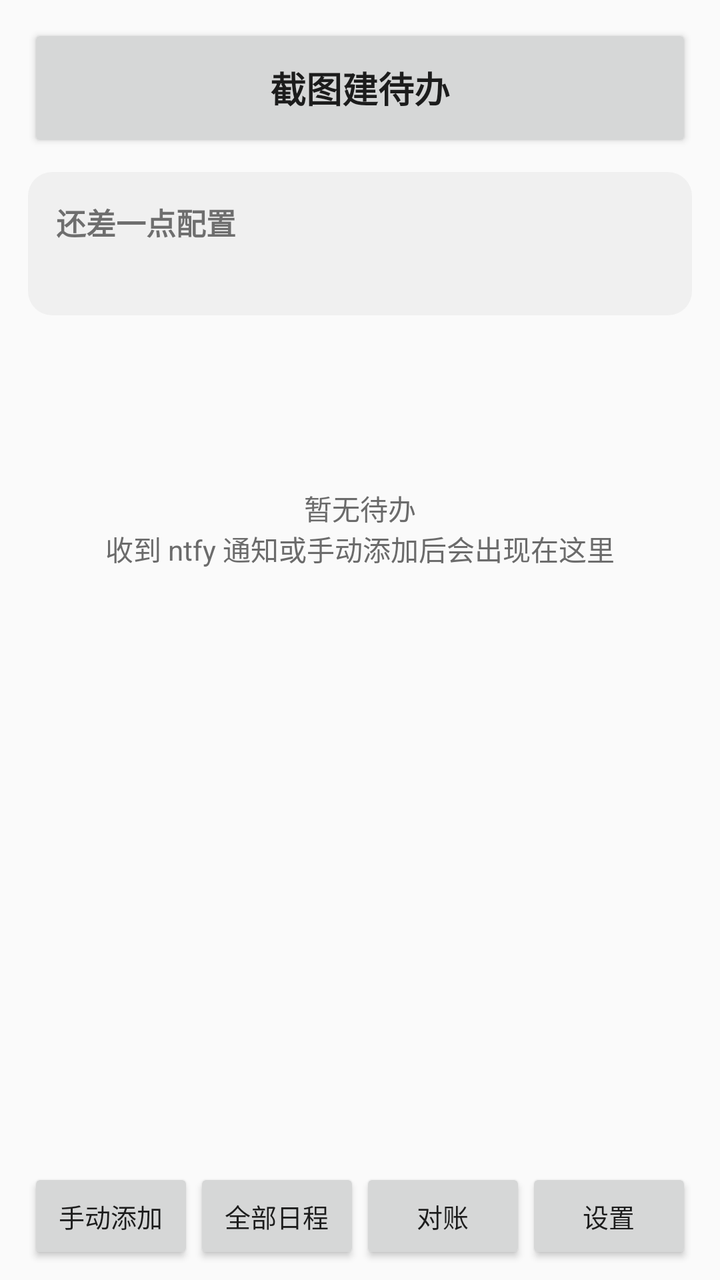
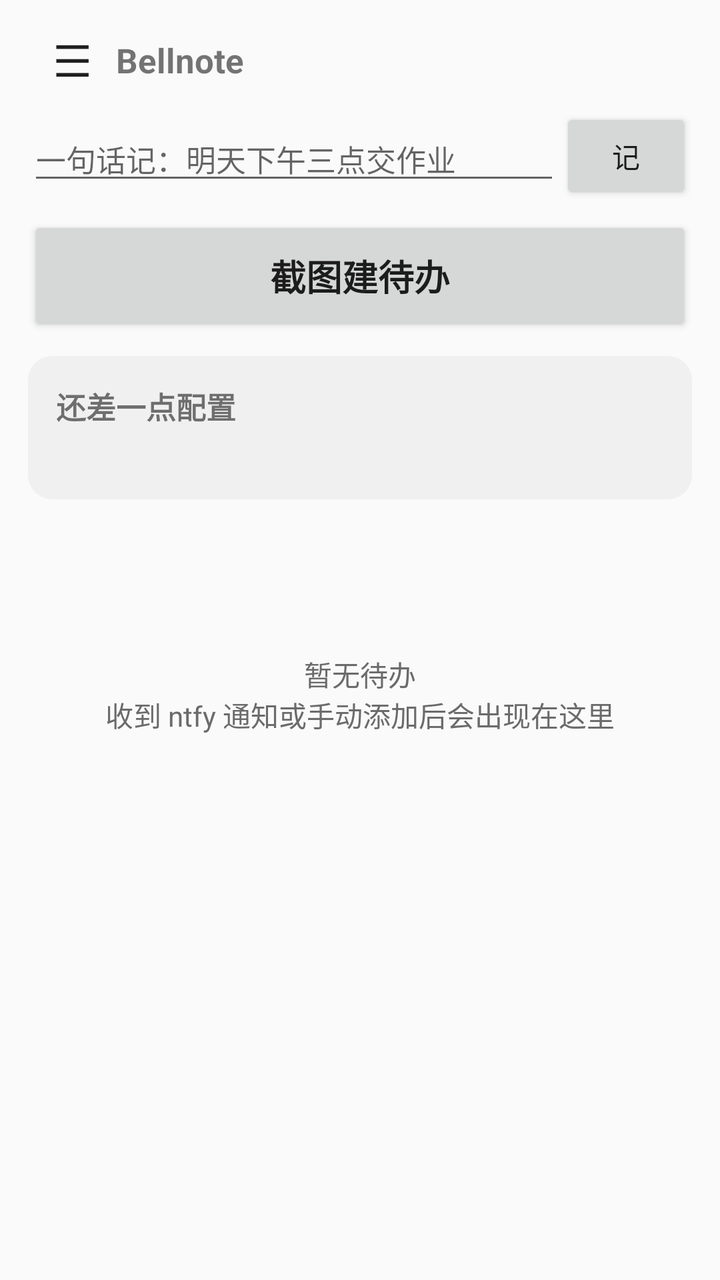

Before-and-after screenshots of an Android layout around one commit, followed by the original layout XML and the change that was made.
<!-- AndroidManifest.xml: application theme Theme.NtfyCalendar -->
<!-- res/layout/activity_main.xml -->
<?xml version="1.0" encoding="utf-8"?>
<LinearLayout xmlns:android="http://schemas.android.com/apk/res/android"
    android:layout_width="match_parent"
    android:layout_height="match_parent"
    android:orientation="vertical"
    android:paddingLeft="14dp"
    android:paddingRight="14dp"
    android:paddingTop="12dp">

    <Button
        android:id="@+id/btnShotBig"
        android:layout_width="match_parent"
        android:layout_height="64dp"
        android:layout_marginBottom="10dp"
        android:textSize="18sp"
        android:textStyle="bold"
        android:text="@string/btn_shot_big" />

    <LinearLayout
        android:id="@+id/statusCard"
        android:layout_width="match_parent"
        android:layout_height="wrap_content"
        android:background="@drawable/bg_card"
        android:clickable="true"
        android:focusable="true"
        android:orientation="vertical"
        android:padding="14dp">

        <TextView
            android:id="@+id/statusTitle"
            android:layout_width="match_parent"
            android:layout_height="wrap_content"
            android:textSize="15sp"
            android:textStyle="bold"
            android:text="@string/main_status_need" />

        <TextView
            android:id="@+id/statusDetail"
            android:layout_width="match_parent"
            android:layout_height="wrap_content"
            android:layout_marginTop="4dp"
            android:textSize="13sp"
            android:textColor="@color/text_secondary" />
    </LinearLayout>

    <TextView
        android:id="@+id/emptyView"
        android:layout_width="match_parent"
        android:layout_height="0dp"
        android:layout_weight="1"
        android:gravity="center"
        android:textSize="14sp"
        android:textColor="@color/text_secondary"
        android:text="@string/main_empty" />

    <androidx.recyclerview.widget.RecyclerView
        android:id="@+id/recycler"
        android:layout_width="match_parent"
        android:layout_height="0dp"
        android:layout_weight="1"
        android:clipToPadding="false"
        android:paddingTop="8dp"
        android:paddingBottom="8dp" />

    <LinearLayout
        android:layout_width="match_parent"
        android:layout_height="wrap_content"
        android:orientation="horizontal"
        android:paddingBottom="8dp">

        <Button
            android:id="@+id/btnAdd"
            android:layout_width="0dp"
            android:layout_height="wrap_content"
            android:layout_weight="1"
            android:minWidth="0dp"
            android:paddingLeft="2dp"
            android:paddingRight="2dp"
            android:textSize="13sp"
            android:text="@string/btn_add_manual" />

        <Button
            android:id="@+id/btnAllEvents"
            android:layout_width="0dp"
            android:layout_height="wrap_content"
            android:layout_weight="1"
            android:minWidth="0dp"
            android:paddingLeft="2dp"
            android:paddingRight="2dp"
            android:textSize="13sp"
            android:text="@string/btn_all_events" />

        <Button
            android:id="@+id/btnReconcile"
            android:layout_width="0dp"
            android:layout_height="wrap_content"
            android:layout_weight="1"
            android:minWidth="0dp"
            android:paddingLeft="2dp"
            android:paddingRight="2dp"
            android:textSize="13sp"
            android:text="@string/btn_reconcile" />

        <Button
            android:id="@+id/btnSettings"
            android:layout_width="0dp"
            android:layout_height="wrap_content"
            android:layout_weight="1"
            android:minWidth="0dp"
            android:paddingLeft="2dp"
            android:paddingRight="2dp"
            android:textSize="13sp"
            android:text="@string/btn_settings" />
    </LinearLayout>
</LinearLayout>
<!-- resources referenced by this layout -->
<resources>
  <color name="text_secondary">#FF6B6B6B</color>
  <!-- drawable bg_card (drawable) -->
  <?xml version="1.0" encoding="utf-8"?>
  <shape xmlns:android="http://schemas.android.com/apk/res/android"
      android:shape="rectangle">
      <solid android:color="@color/card_bg" />
      <corners android:radius="12dp" />
  </shape>
  <string name="btn_add_manual">手动添加</string>
  <string name="btn_all_events">全部日程</string>
  <string name="btn_reconcile">对账</string>
  <string name="btn_settings">设置</string>
  <string name="btn_shot_big">截图建待办</string>
  <string name="main_empty">暂无待办\n收到 ntfy 通知或手动添加后会出现在这里</string>
  <string name="main_status_need">还差一点配置</string>
  <style name="Theme.NtfyCalendar" parent="Theme.AppCompat.DayNight.DarkActionBar">
          <item name="colorPrimary">@color/primary</item>
          <item name="colorPrimaryDark">@color/primary_dark</item>
          <item name="colorAccent">@color/accent</item>
          <item name="android:windowBackground">?android:attr/colorBackground</item>
      </style>
  <color name="card_bg">#14808080</color>
  <color name="primary">#FF156B5A</color>
  <color name="primary_dark">#FF0E4B3F</color>
  <color name="accent">#FFEF8F32</color>
</resources>

<!-- the commit's change to res/layout/activity_main.xml (unified diff, before → after) -->
@@ -1,115 +1,205 @@
 <?xml version="1.0" encoding="utf-8"?>
-<LinearLayout xmlns:android="http://schemas.android.com/apk/res/android"
+<androidx.drawerlayout.widget.DrawerLayout xmlns:android="http://schemas.android.com/apk/res/android"
+    android:id="@+id/drawer"
     android:layout_width="match_parent"
-    android:layout_height="match_parent"
-    android:orientation="vertical"
-    android:paddingLeft="14dp"
-    android:paddingRight="14dp"
-    android:paddingTop="12dp">
-
-    <Button
-        android:id="@+id/btnShotBig"
-        android:layout_width="match_parent"
-        android:layout_height="64dp"
-        android:layout_marginBottom="10dp"
-        android:textSize="18sp"
-        android:textStyle="bold"
-        android:text="@string/btn_shot_big" />
-
-    <LinearLayout
-        android:id="@+id/statusCard"
-        android:layout_width="match_parent"
-        android:layout_height="wrap_content"
-        android:background="@drawable/bg_card"
-        android:clickable="true"
-        android:focusable="true"
-        android:orientation="vertical"
-        android:padding="14dp">
-
-        <TextView
-            android:id="@+id/statusTitle"
-            android:layout_width="match_parent"
-            android:layout_height="wrap_content"
-            android:textSize="15sp"
-            android:textStyle="bold"
-            android:text="@string/main_status_need" />
-
-        <TextView
-            android:id="@+id/statusDetail"
-            android:layout_width="match_parent"
-            android:layout_height="wrap_content"
-            android:layout_marginTop="4dp"
-            android:textSize="13sp"
-            android:textColor="@color/text_secondary" />
-    </LinearLayout>
-
-    <TextView
-        android:id="@+id/emptyView"
-        android:layout_width="match_parent"
-        android:layout_height="0dp"
-        android:layout_weight="1"
-        android:gravity="center"
-        android:textSize="14sp"
-        android:textColor="@color/text_secondary"
-        android:text="@string/main_empty" />
-
-    <androidx.recyclerview.widget.RecyclerView
-        android:id="@+id/recycler"
-        android:layout_width="match_parent"
-        android:layout_height="0dp"
-        android:layout_weight="1"
-        android:clipToPadding="false"
-        android:paddingTop="8dp"
-        android:paddingBottom="8dp" />
-
+    android:layout_height="match_parent">
+
+    
     <LinearLayout
         android:layout_width="match_parent"
-        android:layout_height="wrap_content"
-        android:orientation="horizontal"
-        android:paddingBottom="8dp">
+        android:layout_height="match_parent"
+        android:orientation="vertical"
+        android:paddingLeft="14dp"
+        android:paddingRight="14dp"
+        android:paddingTop="8dp">
+
+        
+        <LinearLayout
+            android:layout_width="match_parent"
+            android:layout_height="wrap_content"
+            android:gravity="center_vertical"
+            android:orientation="horizontal">
+
+            <TextView
+                android:id="@+id/btnMenu"
+                android:layout_width="44dp"
+                android:layout_height="44dp"
+                android:gravity="center"
+                android:text="☰"
+                android:textColor="@color/text_primary"
+                android:textSize="22sp" />
+
+            <TextView
+                android:layout_width="0dp"
+                android:layout_height="wrap_content"
+                android:layout_weight="1"
+                android:text="@string/app_name"
+                android:textSize="17sp"
+                android:textStyle="bold" />
+
+            <TextView
+                android:id="@+id/tvVendorHint"
+                android:layout_width="wrap_content"
+                android:layout_height="wrap_content"
+                android:textSize="12sp"
+                android:textColor="@color/text_secondary" />
+        </LinearLayout>
+
+        
+        <LinearLayout
+            android:layout_width="match_parent"
+            android:layout_height="wrap_content"
+            android:layout_marginTop="2dp"
+            android:gravity="center_vertical"
+            android:orientation="horizontal">
+
+            <EditText
+                android:id="@+id/etQuick"
+                android:layout_width="0dp"
+                android:layout_height="wrap_content"
+                android:layout_weight="1"
+                android:hint="@string/quick_hint"
+                android:imeOptions="actionGo"
+                android:inputType="text"
+                android:maxLines="1"
+                android:textSize="15sp" />
+
+            <Button
+                android:id="@+id/btnQuickGo"
+                android:layout_width="66dp"
+                android:layout_height="wrap_content"
+                android:minWidth="0dp"
+                android:paddingLeft="4dp"
+                android:paddingRight="4dp"
+                android:text="@string/quick_go"
+                android:textSize="14sp" />
+        </LinearLayout>
 
         <Button
-            android:id="@+id/btnAdd"
-            android:layout_width="0dp"
-            android:layout_height="wrap_content"
+            android:id="@+id/btnShotBig"
+            android:layout_width="match_parent"
+            android:layout_height="60dp"
+            android:layout_marginTop="6dp"
+            android:layout_marginBottom="10dp"
+            android:text="@string/btn_shot_big"
+            android:textSize="18sp"
+            android:textStyle="bold" />
+
+        <LinearLayout
+            android:id="@+id/statusCard"
+            android:layout_width="match_parent"
+            android:layout_height="wrap_content"
+            android:background="@drawable/bg_card"
+            android:clickable="true"
+            android:focusable="true"
+            android:orientation="vertical"
+            android:padding="14dp">
+
+            <TextView
+                android:id="@+id/statusTitle"
+                android:layout_width="match_parent"
+                android:layout_height="wrap_content"
+                android:text="@string/main_status_need"
+                android:textSize="15sp"
+                android:textStyle="bold" />
+
+            <TextView
+                android:id="@+id/statusDetail"
+                android:layout_width="match_parent"
+                android:layout_height="wrap_content"
+                android:layout_marginTop="4dp"
+                android:textColor="@color/text_secondary"
+                android:textSize="13sp" />
+        </LinearLayout>
+
+        <TextView
+            android:id="@+id/emptyView"
+            android:layout_width="match_parent"
+            android:layout_height="0dp"
             android:layout_weight="1"
-            android:minWidth="0dp"
-            android:paddingLeft="2dp"
-            android:paddingRight="2dp"
-            android:textSize="13sp"
-            android:text="@string/btn_add_manual" />
-
-        <Button
-            android:id="@+id/btnAllEvents"
-            android:layout_width="0dp"
-            android:layout_height="wrap_content"
+            android:gravity="center"
+            android:text="@string/main_empty"
+            android:textColor="@color/text_secondary"
+            android:textSize="14sp" />
+
+        <androidx.recyclerview.widget.RecyclerView
+            android:id="@+id/recycler"
+            android:layout_width="match_parent"
+            android:layout_height="0dp"
             android:layout_weight="1"
-            android:minWidth="0dp"
-            android:paddingLeft="2dp"
-            android:paddingRight="2dp"
-            android:textSize="13sp"
-            android:text="@string/btn_all_events" />
-
-        <Button
-            android:id="@+id/btnReconcile"
-            android:layout_width="0dp"
-            android:layout_height="wrap_content"
-            android:layout_weight="1"
-            android:minWidth="0dp"
-            android:paddingLeft="2dp"
-            android:paddingRight="2dp"
-            android:textSize="13sp"
-            android:text="@string/btn_reconcile" />
-
-        <Button
-            android:id="@+id/btnSettings"
-            android:layout_width="0dp"
-            android:layout_height="wrap_content"
-            android:layout_weight="1"
-            android:minWidth="0dp"
-            android:paddingLeft="2dp"
-            android:paddingRight="2dp"
-            android:textSize="13sp"
-            android:text="@string/btn_settings" />
+            android:clipToPadding="false"
+            android:paddingTop="8dp"
+            android:paddingBottom="8dp" />
     </LinearLayout>
-</LinearLayout>
+
+    
+    <ScrollView
+        android:layout_width="272dp"
+        android:layout_height="match_parent"
+        android:layout_gravity="start"
+        android:background="#FFFFFF">
+
+        <LinearLayout
+            android:layout_width="match_parent"
+            android:layout_height="wrap_content"
+            android:orientation="vertical"
+            android:paddingTop="24dp"
+            android:paddingBottom="24dp">
+
+            <TextView
+                android:layout_width="match_parent"
+                android:layout_height="wrap_content"
+                android:paddingLeft="20dp"
+                android:paddingRight="20dp"
+                android:paddingBottom="12dp"
+                android:text="@string/nav_title"
+                android:textSize="16sp"
+                android:textStyle="bold" />
+
+            <TextView
+                android:id="@+id/navAddManual"
+                style="@style/NavItem"
+                android:text="@string/nav_add_manual" />
+
+            <TextView
+                android:id="@+id/navQuick"
+                style="@style/NavItem"
+                android:text="@string/nav_quick" />
+
+            <TextView
+                android:id="@+id/navCamera"
+                style="@style/NavItem"
+                android:text="@string/nav_camera" />
+
+            <TextView
+                android:id="@+id/navAllEvents"
+                style="@style/NavItem"
+                android:text="@string/nav_all_events" />
+
+            <TextView
+                android:id="@+id/navReconcile"
+                style="@style/NavItem"
+                android:text="@string/nav_reconcile" />
+
+            <TextView
+                android:id="@+id/navSettings"
+                style="@style/NavItem"
+                android:text="@string/nav_settings" />
+
+            <TextView
+                android:id="@+id/navPermission"
+                style="@style/NavItem"
+                android:text="@string/nav_permission" />
+
+            <TextView
+                android:id="@+id/navSidebar"
+                style="@style/NavItem"
+                android:text="@string/nav_sidebar" />
+
+            <TextView
+                android:id="@+id/navTile"
+                style="@style/NavItem"
+                android:text="@string/nav_tile" />
+        </LinearLayout>
+    </ScrollView>
+</androidx.drawerlayout.widget.DrawerLayout>
<!-- resource entries referenced after the edit -->
@@ -1,5 +1,6 @@
 <!-- resources referenced by this layout -->
 <resources>
+  <color name="text_primary">#FF1F1F1F</color>
   <color name="text_secondary">#FF6B6B6B</color>
   <!-- drawable bg_card (drawable) -->
   <?xml version="1.0" encoding="utf-8"?>
@@ -8,13 +9,34 @@
       <solid android:color="@color/card_bg" />
       <corners android:radius="12dp" />
   </shape>
-  <string name="btn_add_manual">手动添加</string>
-  <string name="btn_all_events">全部日程</string>
-  <string name="btn_reconcile">对账</string>
-  <string name="btn_settings">设置</string>
+  <string name="app_name">Bellnote</string>
   <string name="btn_shot_big">截图建待办</string>
   <string name="main_empty">暂无待办\n收到 ntfy 通知或手动添加后会出现在这里</string>
   <string name="main_status_need">还差一点配置</string>
+  <string name="nav_add_manual">手动添加（自己填时间）</string>
+  <string name="nav_all_events">全部日程</string>
+  <string name="nav_camera">拍照建待办</string>
+  <string name="nav_permission">权限与后台</string>
+  <string name="nav_quick">一句话记一条</string>
+  <string name="nav_reconcile">对账</string>
+  <string name="nav_settings">设置</string>
+  <string name="nav_sidebar">怎么放进系统侧边栏</string>
+  <string name="nav_tile">把「记一条」加到通知栏</string>
+  <string name="nav_title">Bellnote</string>
+  <string name="quick_go">记</string>
+  <string name="quick_hint">一句话记：明天下午三点交作业</string>
+  <style name="NavItem">
+          <item name="android:layout_width">match_parent</item>
+          <item name="android:layout_height">48dp</item>
+          <item name="android:gravity">center_vertical</item>
+          <item name="android:paddingLeft">20dp</item>
+          <item name="android:paddingRight">20dp</item>
+          <item name="android:textSize">15sp</item>
+          <item name="android:textColor">@color/text_primary</item>
+          <item name="android:background">?android:attr/selectableItemBackground</item>
+          <item name="android:clickable">true</item>
+          <item name="android:focusable">true</item>
+      </style>
   <style name="Theme.NtfyCalendar" parent="Theme.AppCompat.DayNight.DarkActionBar">
           <item name="colorPrimary">@color/primary</item>
           <item name="colorPrimaryDark">@color/primary_dark</item>
